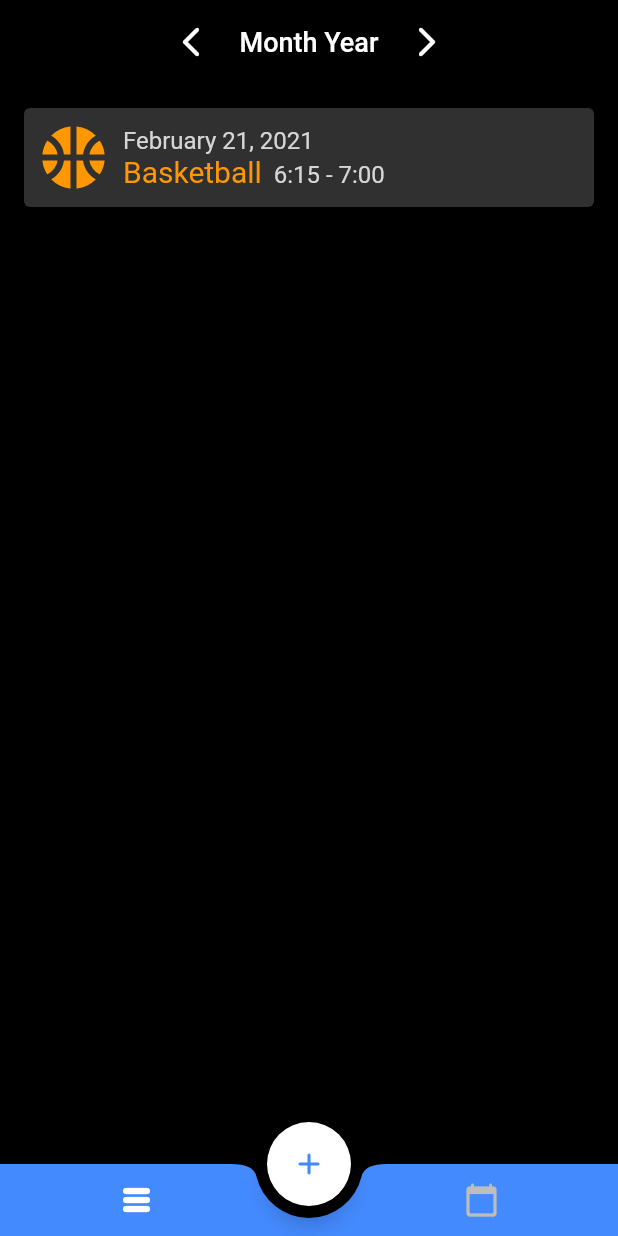
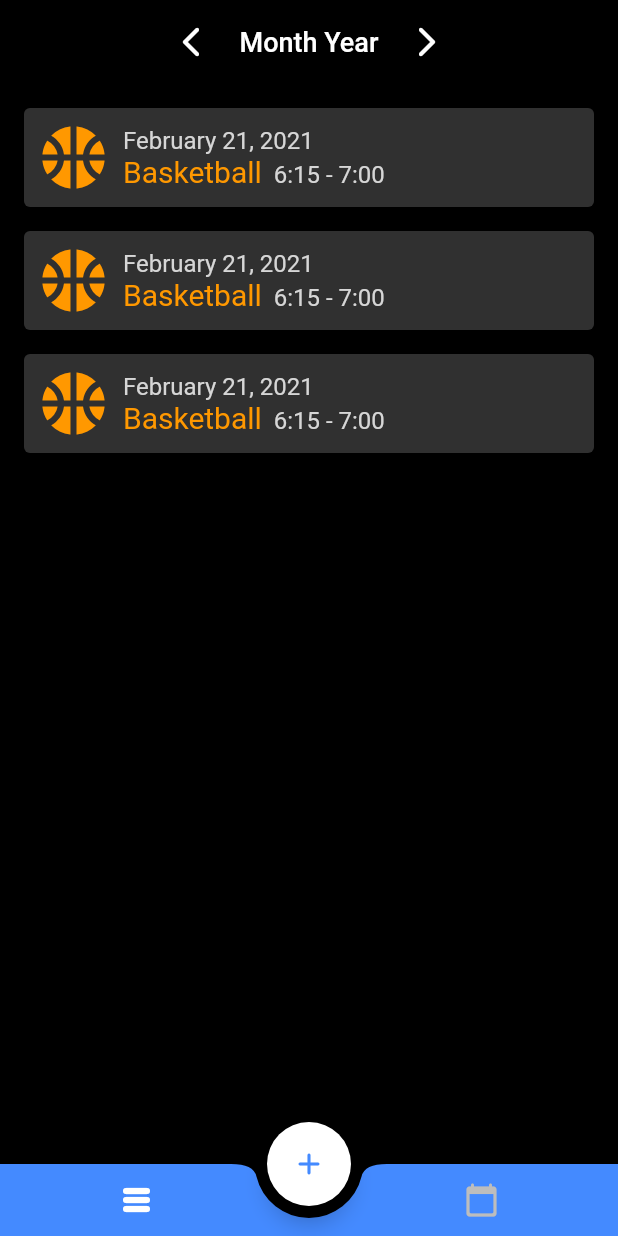
Before and after one commit to chan-ryan/workout_logger, a Flutter app: the screen it shows after launch, on a phone screen of 412 x 824 dp. Run offline on Flutter 3.47's test engine with Material 2 defaults, Android fonts, the phone set to English and light mode, and no system bars.

Commit message:
implemented card view, still needs scrolling

```diff
--- a/lib/main.dart
+++ b/lib/main.dart
@@ -1,6 +1,7 @@
 import 'package:flutter/material.dart';
 import 'package:workout_logger/widgets/navbar.dart';
 import 'package:workout_logger/widgets/workout.dart';
+import 'package:workout_logger/pages/card_view.dart';
 
 void main() => runApp(MaterialApp(
       home: Home(),
@@ -11,11 +12,6 @@ class Home extends StatefulWidget {
   _HomeState createState() => _HomeState();
 }
 
-class _HomeState extends State<Home> {
-  int index = 0;
-
-  final pages = <Widget>[];
-
 Workout workoutExample = Workout(
   activity: Activity(
       activity: "Basketball",
@@ -24,51 +20,19 @@ class _HomeState extends State<Home> {
   date: 'February 21, 2021',
   start: '6:15',
   end: '7:00',
+  /*description: 'leg day'*/
 );
 
-  Widget workoutCard(Workout workout) {
-    return Card(
-        margin: EdgeInsets.fromLTRB(16.0, 16.0, 16.0, 0),
-        color: Colors.grey[850],
-        child: Padding(
-          padding: const EdgeInsets.all(8.0),
-          child: Row(
-            crossAxisAlignment: CrossAxisAlignment.center,
-            children: [
-              workout.activity.icon,
-              SizedBox(width: 8.0),
-              Column(
-                crossAxisAlignment: CrossAxisAlignment.start,
-                children: [
-                  Text(workout.date,
-                      style:
-                          TextStyle(fontSize: 16.0, color: Colors.grey[350])),
-                  SizedBox(width: 8.0),
-                  Row(
-                    crossAxisAlignment: CrossAxisAlignment.end,
-                    children: [
-                      Text(workout.activity.activity,
-                          style: TextStyle(
-                              fontSize: 20.0, color: workout.activity.color)),
-                      SizedBox(width: 8.0),
-                      Text(workout.start + ' - ' + workout.end,
-                          style: TextStyle(
-                              fontSize: 16.0, color: Colors.grey[350]))
-                    ],
-                  ),
-                  //Text(workout.note)
-                ],
-              )
-            ],
-          ),
-        ));
-  }
+class _HomeState extends State<Home> {
+  int index = 0;
 
-  void onChangedTab(int index) {
-    setState(() {
-      this.index = index;
-    });
-  }
+  final pages = <Widget>[
+    CardView(workouts: [
+      workoutExample,
+      workoutExample,
+      workoutExample,
+    ])
+  ];
 
   @override
   Widget build(BuildContext context) {
@@ -98,9 +62,11 @@ class _HomeState extends State<Home> {
           ),
         ),
         backgroundColor: Colors.black,
-        body: Column(
-          children: [workoutCard(workoutExample)],
-        ),
+        body: CardView(workouts: [
+          workoutExample,
+          workoutExample,
+          workoutExample,
+        ]),
         floatingActionButton: FloatingActionButton(
           foregroundColor: Colors.blueAccent,
           backgroundColor: Colors.white,
@@ -113,4 +79,10 @@ class _HomeState extends State<Home> {
           onChangedTab: onChangedTab,
         ));
   }
+
+  void onChangedTab(int index) {
+    setState(() {
+      this.index = index;
+    });
   }
+}
--- /dev/null
+++ b/lib/pages/card_view.dart
@@ -0,0 +1,23 @@
+import 'package:flutter/material.dart';
+import 'package:workout_logger/widgets/workout.dart';
+import 'package:workout_logger/widgets/workout_card.dart';
+
+class CardView extends StatefulWidget {
+  final List<Workout> workouts;
+
+  CardView({this.workouts});
+
+  @override
+  _CardViewState createState() => _CardViewState();
+}
+
+class _CardViewState extends State<CardView> {
+  @override
+  Widget build(BuildContext context) {
+    return Column(
+      children: widget.workouts
+          .map((workout) => WorkoutCard(workout: workout))
+          .toList(),
+    );
+  }
+}
--- a/lib/pages/list_view.dart
+++ /dev/null
@@ -1,13 +0,0 @@
-import 'package:flutter/material.dart';
-
-class ListView extends StatefulWidget {
-  @override
-  _ListViewState createState() => _ListViewState();
-}
-
-class _ListViewState extends State<ListView> {
-  @override
-  Widget build(BuildContext context) {
-    return Column();
-  }
-}
--- a/lib/widgets/workout.dart
+++ b/lib/widgets/workout.dart
@@ -16,7 +16,7 @@ class Workout {
   String date;
   String start;
   String end;
-  String note;
+  String description;
 
-  Workout({this.activity, this.date, this.start, this.end, this.note});
+  Workout({this.activity, this.date, this.start, this.end, this.description});
 }
--- /dev/null
+++ b/lib/widgets/workout_card.dart
@@ -0,0 +1,57 @@
+import 'package:flutter/material.dart';
+import 'package:workout_logger/widgets/workout.dart';
+
+class WorkoutCard extends StatefulWidget {
+  final Workout workout;
+
+  WorkoutCard({this.workout});
+
+  @override
+  _WorkoutCardState createState() => _WorkoutCardState();
+}
+
+class _WorkoutCardState extends State<WorkoutCard> {
+  @override
+  Widget build(BuildContext context) {
+    return Card(
+        margin: EdgeInsets.fromLTRB(16.0, 16.0, 16.0, 0),
+        color: Colors.grey[850],
+        child: Padding(
+          padding: const EdgeInsets.all(8.0),
+          child: Row(
+            crossAxisAlignment: CrossAxisAlignment.center,
+            children: [
+              Column(
+                  mainAxisAlignment: MainAxisAlignment.start,
+                  children: [widget.workout.activity.icon]),
+              SizedBox(width: 8.0),
+              Column(
+                crossAxisAlignment: CrossAxisAlignment.start,
+                children: [
+                  Text(widget.workout.date,
+                      style:
+                          TextStyle(fontSize: 16.0, color: Colors.grey[350])),
+                  SizedBox(width: 8.0),
+                  Row(
+                    crossAxisAlignment: CrossAxisAlignment.end,
+                    children: [
+                      Text(widget.workout.activity.activity,
+                          style: TextStyle(
+                              fontSize: 20.0,
+                              color: widget.workout.activity.color)),
+                      SizedBox(width: 8.0),
+                      Text(widget.workout.start + ' - ' + widget.workout.end,
+                          style: TextStyle(
+                              fontSize: 16.0, color: Colors.grey[350]))
+                    ],
+                  ),
+                  /*Text(widget.workout.description,
+                      style:
+                          TextStyle(fontSize: 16.0, color: Colors.grey[350])),*/
+                ],
+              )
+            ],
+          ),
+        ));
+  }
+}
```
Lines whose indentation alone changed are shown as unchanged.
